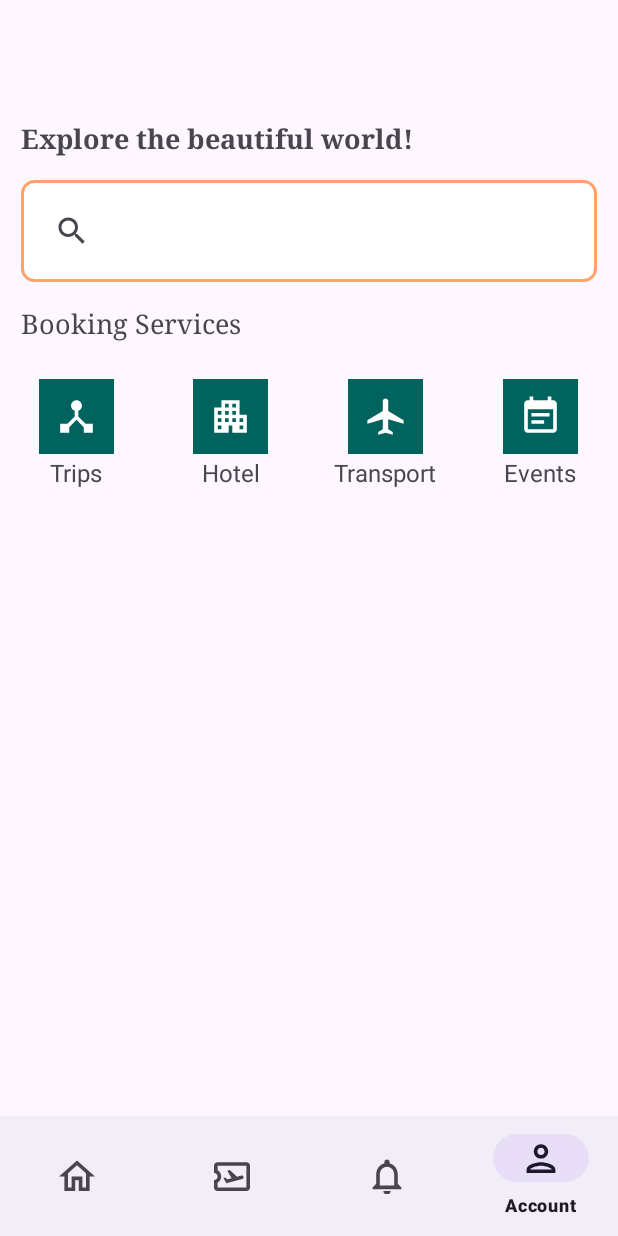
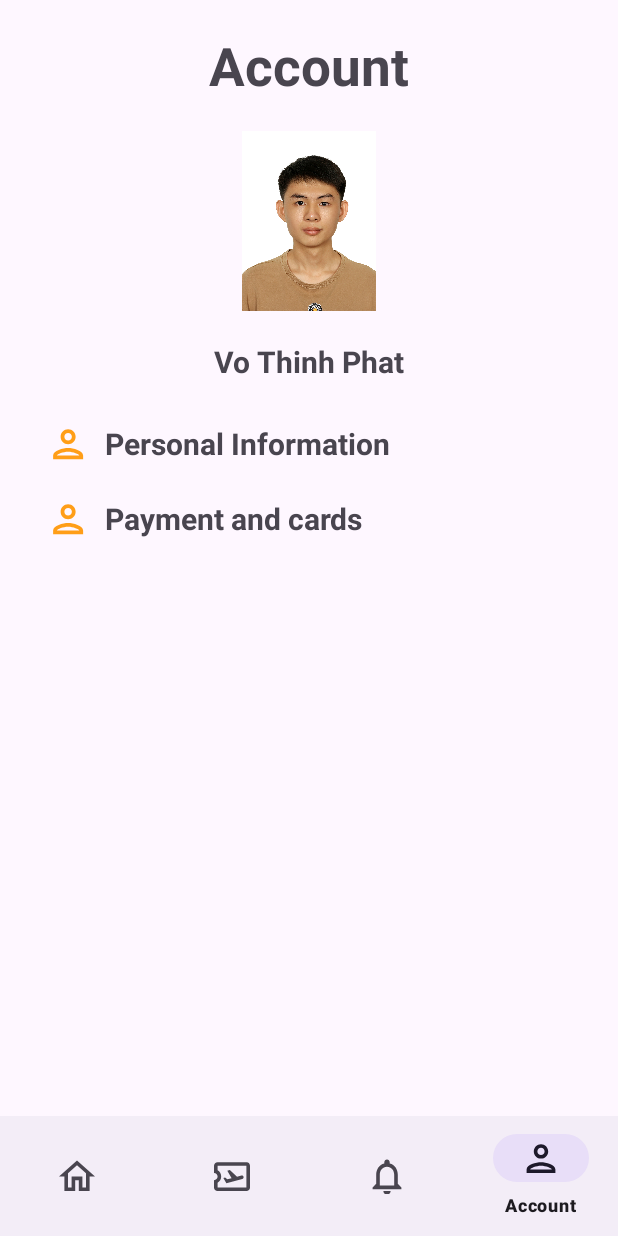
Before and after one commit to vtphatt2/Travelly, an Android app: the screen it shows after launch (MainActivity), item 4 of the bottom bar chosen, on a phone screen of 412 x 824 dp. Run offline under Robolectric (Android 15) with nearby library versions, the phone set to English and light mode, and no system bars.

Commit message:
do some small tasks in Account fragment

```diff
--- /dev/null
+++ b/app/src/main/java/com/example/travelly/Account.java
@@ -0,0 +1,60 @@
+package com.example.travelly;
+
+import android.os.Bundle;
+
+import androidx.fragment.app.Fragment;
+
+import android.view.LayoutInflater;
+import android.view.View;
+import android.view.ViewGroup;
+
+/**
+ * A simple {@link Fragment} subclass.
+ * Use the {@link Account#newInstance} factory method to
+ * create an instance of this fragment.
+ */
+public class Account extends Fragment {
+
+    // TODO: Rename parameter arguments, choose names that match
+    // the fragment initialization parameters, e.g. ARG_ITEM_NUMBER
+    private static final String ARG_PARAM1 = "param1";
+    private static final String ARG_PARAM2 = "param2";
+
+    // TODO: Rename and change types of parameters
+    private String mParam1;
+    private String mParam2;
+
+    public Account() {
+        // Required empty public constructor
+    }
+
+    /**
+     * Use this factory method to create a new instance of
+     * this fragment using the provided parameters.
+     *
+     * @param param1 Parameter 1.
+     * @param param2 Parameter 2.
+     * @return A new instance of fragment Account.
+     */
+    // TODO: Rename and change types and number of parameters
+    public static Account newInstance() {
+        Account fragment = new Account();
+        return fragment;
+    }
+
+    @Override
+    public void onCreate(Bundle savedInstanceState) {
+        super.onCreate(savedInstanceState);
+        if (getArguments() != null) {
+            mParam1 = getArguments().getString(ARG_PARAM1);
+            mParam2 = getArguments().getString(ARG_PARAM2);
+        }
+    }
+
+    @Override
+    public View onCreateView(LayoutInflater inflater, ViewGroup container,
+                             Bundle savedInstanceState) {
+        // Inflate the layout for this fragment
+        return inflater.inflate(R.layout.fragment_account, container, false);
+    }
+}
--- a/app/src/main/java/com/example/travelly/MainActivity.java
+++ b/app/src/main/java/com/example/travelly/MainActivity.java
@@ -43,9 +43,9 @@ public class MainActivity extends AppCompatActivity {
                 if (item.getItemId() == R.id.menu_home) {
                     getSupportFragmentManager().beginTransaction().replace(R.id.fragment_container, Home.newInstance()).commit();
                 }
-//                else if (item.getItemId() == R.id.menu_account) {
-//                    getSupportFragmentManager().beginTransaction().replace(R.id.fragment_container, Account.newInstance()).commit();
-//                }
+                else if (item.getItemId() == R.id.menu_account) {
+                    getSupportFragmentManager().beginTransaction().replace(R.id.fragment_container, Account.newInstance()).commit();
+                }
 
                 if (selectedFragment != null) {
                     getSupportFragmentManager().beginTransaction().replace(R.id.fragment_container, Home.newInstance()).commit();
--- /dev/null
+++ b/app/src/main/res/drawable/ic_person_small.xml
@@ -0,0 +1,15 @@
+<vector xmlns:android="http://schemas.android.com/apk/res/android"
+    android:width="108dp"
+    android:height="108dp"
+    android:viewportWidth="24"
+    android:viewportHeight="24"
+    android:tint="#FF9E18">
+  <group android:scaleX="0.6"
+      android:scaleY="0.6"
+      android:translateX="5"
+      android:translateY="5">
+    <path
+        android:fillColor="@android:color/white"
+        android:pathData="M12,6c1.1,0 2,0.9 2,2s-0.9,2 -2,2 -2,-0.9 -2,-2 0.9,-2 2,-2m0,10c2.7,0 5.8,1.29 6,2L6,18c0.23,-0.72 3.31,-2 6,-2m0,-12C9.79,4 8,5.79 8,8s1.79,4 4,4 4,-1.79 4,-4 -1.79,-4 -4,-4zM12,14c-2.67,0 -8,1.34 -8,4v2h16v-2c0,-2.66 -5.33,-4 -8,-4z"/>
+  </group>
+</vector>
--- /dev/null
+++ b/app/src/main/res/layout/fragment_account.xml
@@ -0,0 +1,84 @@
+<?xml version="1.0" encoding="utf-8"?>
+<LinearLayout xmlns:android="http://schemas.android.com/apk/res/android"
+    xmlns:app="http://schemas.android.com/apk/res-auto"
+    android:layout_width="match_parent"
+    android:layout_height="match_parent"
+    android:orientation="vertical">
+
+    <TextView
+        android:layout_width="match_parent"
+        android:layout_height="wrap_content"
+        android:text="Account"
+        android:textSize="35sp"
+        android:textStyle="bold"
+        android:layout_marginTop="20dp"
+        android:gravity="center_horizontal" />
+
+    <ImageView
+        android:id="@+id/image_avatar"
+        android:layout_width="120dp"
+        android:layout_height="120dp"
+        android:layout_marginTop="20dp"
+        android:layout_gravity="center_horizontal"
+        android:src="@drawable/portrait"/>
+
+    <TextView
+        android:layout_width="match_parent"
+        android:layout_height="wrap_content"
+        android:text="Vo Thinh Phat"
+        android:textSize="20sp"
+        android:textStyle="bold"
+        android:layout_marginTop="20dp"
+        android:gravity="center_horizontal" />
+
+    <LinearLayout
+        android:id="@+id/options_layout"
+        android:layout_width="match_parent"
+        android:layout_height="match_parent"
+        android:orientation="vertical"
+        app:layout_constraintStart_toStartOf="parent"
+        app:layout_constraintEnd_toEndOf="parent"
+        android:layout_marginTop="16dp">
+
+
+        <LinearLayout
+            android:layout_width="wrap_content"
+            android:layout_height="wrap_content"
+            android:orientation="horizontal">
+
+            <ImageView
+                android:layout_marginLeft="20dp"
+                android:layout_width="50dp"
+                android:layout_height="50dp"
+                android:src="@drawable/ic_person_small" />
+            <TextView
+                android:layout_width="match_parent"
+                android:layout_height="match_parent"
+                android:text="Personal Information"
+                android:textSize="20dp"
+                android:textStyle="bold"
+                android:gravity="center_vertical"/>
+        </LinearLayout>
+
+        <LinearLayout
+            android:layout_width="wrap_content"
+            android:layout_height="wrap_content"
+            android:orientation="horizontal">
+
+            <ImageView
+                android:layout_marginLeft="20dp"
+                android:layout_width="50dp"
+                android:layout_height="50dp"
+                android:src="@drawable/ic_person_small" />
+            <TextView
+                android:layout_width="match_parent"
+                android:layout_height="match_parent"
+                android:text="Payment and cards"
+                android:textSize="20dp"
+                android:textStyle="bold"
+                android:gravity="center_vertical"/>
+        </LinearLayout>
+
+    </LinearLayout>
+
+</LinearLayout>
--- /dev/null
+++ b/app/src/main/res/mipmap-anydpi-v26/ic_person_small_background.xml
@@ -0,0 +1,5 @@
+<?xml version="1.0" encoding="utf-8"?>
+<adaptive-icon xmlns:android="http://schemas.android.com/apk/res/android">
+    <background android:drawable="@drawable/ic_person_small_background_background"/>
+    <foreground android:drawable="@drawable/ic_person_small"/>
+</adaptive-icon>
--- /dev/null
+++ b/app/src/main/res/mipmap-anydpi-v26/ic_person_small_background_round.xml
@@ -0,0 +1,5 @@
+<?xml version="1.0" encoding="utf-8"?>
+<adaptive-icon xmlns:android="http://schemas.android.com/apk/res/android">
+    <background android:drawable="@drawable/ic_person_small_background_background"/>
+    <foreground android:drawable="@drawable/ic_person_small"/>
+</adaptive-icon>
```
Also changed, not shown: app/src/main/res/drawable/ic_person_small_background_background.xml (added, +74 -0 lines), app/src/main/ic_person_small_background-playstore.png (added), app/src/main/res/drawable/portrait.jpg (added), app/src/main/res/mipmap-hdpi/ic_person_small_background.webp (added), app/src/main/res/mipmap-hdpi/ic_person_small_background_round.webp (added), app/src/main/res/mipmap-mdpi/ic_person_small_background.webp (added), app/src/main/res/mipmap-mdpi/ic_person_small_background_round.webp (added), app/src/main/res/mipmap-xhdpi/ic_person_small_background.webp (added), app/src/main/res/mipmap-xhdpi/ic_person_small_background_round.webp (added), app/src/main/res/mipmap-xxhdpi/ic_person_small_background.webp (added), app/src/main/res/mipmap-xxhdpi/ic_person_small_background_round.webp (added), app/src/main/res/mipmap-xxxhdpi/ic_person_small_background.webp (added), app/src/main/res/mipmap-xxxhdpi/ic_person_small_background_round.webp (added).
